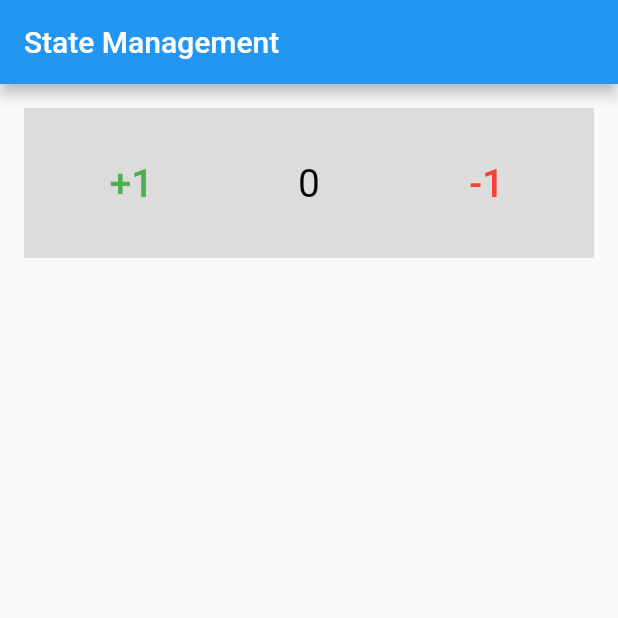
After one commit to LeThinh2511/Flutter, a Flutter app: the screen it shows after launch, after a tap on "+1", after a tap on "-1", on a phone screen of 412 x 824 dp, the top half of it. The commit adds this screen. Run offline on Flutter 3.47's test engine with Material 2 defaults, Android fonts, the phone set to English and light mode, and no system bars.

Commit message:
[State management] Provider

```diff
--- a/lib/main.dart
+++ b/lib/main.dart
@@ -1,8 +1,13 @@
 import 'package:flutter/material.dart';
 import 'package:flutter/services.dart';
 import 'package:flutter_demo/routes/application.dart';
-import 'package:flutter_demo/routes/state_management_demo.dart';
+import 'package:flutter_demo/routes/state%20management/provider/counter_provider.dart';
+import 'package:provider/provider.dart';
+import 'package:flutter_demo/routes/state%20management/provider/counter_provider_model.dart';
 
 void main() {
-  runApp(const StateManagementDemo());
+  runApp(ChangeNotifierProvider(
+    create: (BuildContext context) => CounterModel(),
+    child: const CounterProvider(),
+  ));
 }
--- /dev/null
+++ b/lib/routes/state management/provider/counter_provider.dart
@@ -0,0 +1,63 @@
+import 'package:provider/provider.dart';
+import 'package:flutter/material.dart';
+import 'package:flutter_demo/routes/state%20management/provider/counter_provider_model.dart';
+
+class CounterProvider extends StatelessWidget {
+  const CounterProvider({Key? key}): super(key: key);
+
+  @override
+  Widget build(BuildContext context) {
+    final CounterModel model = Provider.of<CounterModel>(context);
+
+    return MaterialApp(
+      home: Scaffold(
+        appBar: AppBar(
+          title: const Text('State Management'),
+        ),
+        body: Padding(
+          padding: const EdgeInsets.all(16.0),
+          child: Container(
+            height: 100,
+            color: Colors.black12,
+            child: Row(
+              mainAxisAlignment: MainAxisAlignment.spaceAround,
+              children: <Widget> [
+                TextButton(
+                    onPressed: () {
+                      model.increment();
+                    },
+                    child: const Text(
+                      '+1',
+                      style: TextStyle(
+                          color: Colors.green,
+                          fontSize: 26
+                      ),
+                    )
+                ),
+                Text(
+                  '${model.currentCount}',
+                  style: const TextStyle(
+                      color: Colors.black,
+                      fontSize: 26
+                  ),
+                ),
+                TextButton(
+                    onPressed: () {
+                      model.decrement();
+                    },
+                    child: const Text(
+                      '-1',
+                      style: TextStyle(
+                          color: Colors.red,
+                          fontSize: 26
+                      ),
+                    )
+                ),
+              ],
+            ),
+          ),
+        ),
+      ),
+    );
+  }
+}
--- /dev/null
+++ b/lib/routes/state management/provider/counter_provider_model.dart
@@ -0,0 +1,17 @@
+import 'package:flutter/foundation.dart';
+
+class CounterModel with ChangeNotifier {
+  int _counter = 0;
+
+  void increment() {
+    _counter++;
+    notifyListeners();
+  }
+
+  void decrement() {
+    _counter--;
+    notifyListeners();
+  }
+
+  int get currentCount => _counter;
+}
--- a/pubspec.yaml
+++ b/pubspec.yaml
@@ -13,6 +13,7 @@ dependencies:
   flutter:
     sdk: flutter
 
+  provider: ^5.0.0
   cupertino_icons: ^1.0.2
 
 dev_dependencies:
```
Also changed, not shown: lib/routes/state management/set_state/state_management_demo.dart (renamed from lib/routes/state_management_demo.dart), pubspec.lock.
